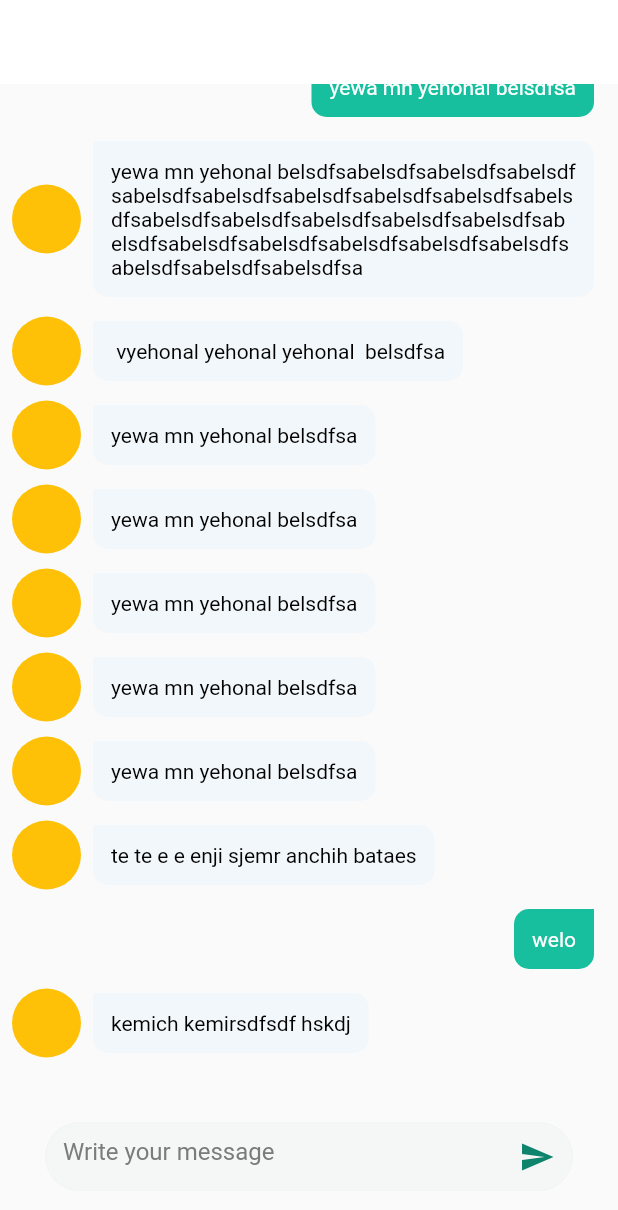
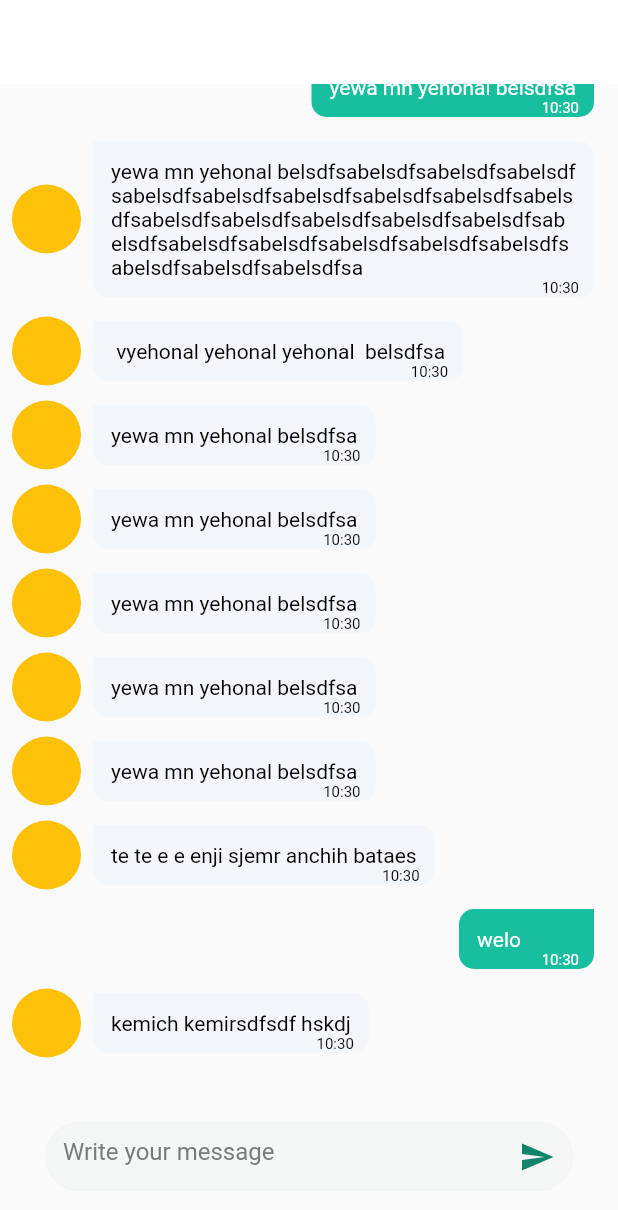
Before and after one commit to natidever/simpleChatUiFlutter, a Flutter app: the screen it shows after launch, on a phone screen of 412 x 824 dp. Shown: the top 1210 px of the screen. Run offline on Flutter 3.47's test engine with Material 2 defaults, Android fonts, the phone set to English and light mode, and no system bars; drawn by our look-alikes of grouped_list.

Commit message:
time stamp added on each message

```diff
--- a/lib/chatUi.dart
+++ b/lib/chatUi.dart
@@ -1,5 +1,5 @@
 import 'package:flutter/material.dart';
-import 'package:chatview/chatview.dart';
+
 import 'package:simplechatui/message.dart';
 import 'package:grouped_list/grouped_list.dart';
 import 'package:intl/intl.dart';
@@ -73,6 +73,8 @@ class _ChatUiState extends State<ChatUi> {
         isSentByMe: false,
         text: 'kemich kemirsdfsdf hskdj'),
   ];
+
+  String formateedTime = DateFormat('HH:mm').format(DateTime.now());
   TextEditingController controller = TextEditingController();
   @override
   Widget build(BuildContext context) {
@@ -103,9 +105,9 @@ class _ChatUiState extends State<ChatUi> {
               groupBy: (message) => DateTime(
                   message.date.year, message.date.month, message.date.day),
               itemBuilder: (context, UserMessage message) => Row(
-                mainAxisAlignment: message.isSentByMe
-                    ? MainAxisAlignment.end
-                    : MainAxisAlignment.start,
+                // mainAxisAlignment: message.isSentByMe
+                //     ? MainAxisAlignment.end
+                //     : MainAxisAlignment.start,
                 children: [
                   message.isSentByMe
                       ? Container()
@@ -120,6 +122,10 @@ class _ChatUiState extends State<ChatUi> {
                           : Alignment.centerLeft,
                       child: Padding(
                         padding: const EdgeInsets.all(8.0),
+                        child: Stack(
+                          children: [
+                            ConstrainedBox(
+                              constraints: BoxConstraints(minWidth: 90),
                               child: Container(
                                 // elevation: 8,
                                 decoration: BoxDecoration(
@@ -146,6 +152,27 @@ class _ChatUiState extends State<ChatUi> {
                                               ? Colors.white
                                               : Colors.black)),
                                 ),
+                              ),
+                            ),
+                            SizedBox(
+                              height: 20,
+                            ),
+                            Positioned(
+                              bottom: 0,
+                              right: 10,
+                              child: Container(
+                                child: Text(
+                                  textAlign: TextAlign.right,
+                                  formateedTime,
+                                  style: TextStyle(
+                                      fontSize: 10,
+                                      color: message.isSentByMe
+                                          ? Colors.white
+                                          : Colors.black),
+                                ),
+                              ),
+                            )
+                          ],
                         ),
                       ),
                     ),
--- a/pubspec.yaml
+++ b/pubspec.yaml
@@ -35,7 +35,6 @@ dependencies:
   # The following adds the Cupertino Icons font to your application.
   # Use with the CupertinoIcons class for iOS style icons.
   cupertino_icons: ^1.0.2
-  chatview: ^1.3.1
   grouped_list: ^5.1.2
   intl: ^0.19.0
 
```
Also changed, not shown: pubspec.lock, 5 other files. Lines whose indentation alone changed are shown as unchanged.
